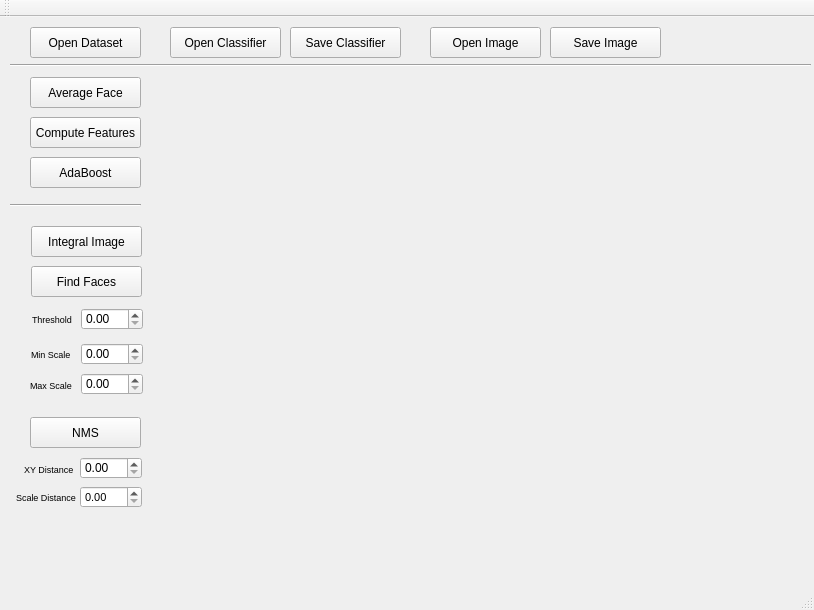
The window that hw4/src/mainwindow.ui (eschwabe/computer-vision) describes before a commit, drawn with Qt 5.
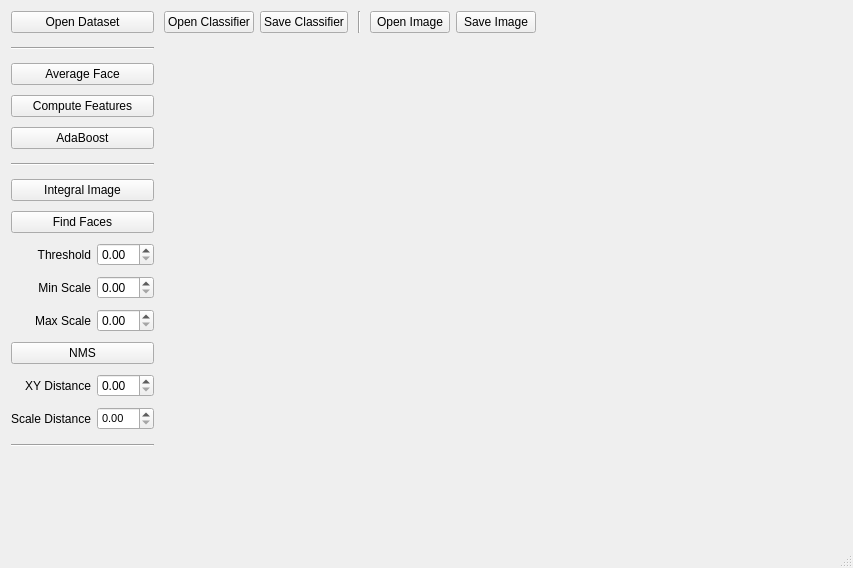
The same window after the commit.

What changed in the file:
```diff
--- a/hw4/src/mainwindow.ui
+++ b/hw4/src/mainwindow.ui
@@ -6,496 +6,461 @@
    <rect>
     <x>0</x>
     <y>0</y>
-    <width>814</width>
-    <height>610</height>
+    <width>853</width>
+    <height>568</height>
    </rect>
   </property>
   <property name="windowTitle">
    <string>MainWindow</string>
   </property>
   <widget class="QWidget" name="centralWidget">
-   <widget class="QPushButton" name="computeFeaturesButton">
-    <property name="geometry">
-     <rect>
-      <x>30</x>
-      <y>100</y>
-      <width>111</width>
-      <height>31</height>
-     </rect>
+   <layout class="QHBoxLayout" name="horizontalLayout_2">
+    <property name="spacing">
+     <number>10</number>
     </property>
-    <property name="text">
-     <string>Compute Features</string>
-    </property>
-   </widget>
-   <widget class="QPushButton" name="adaboostButton">
-    <property name="geometry">
-     <rect>
-      <x>30</x>
-      <y>140</y>
-      <width>111</width>
-      <height>31</height>
-     </rect>
-    </property>
-    <property name="text">
-     <string>AdaBoost</string>
-    </property>
-   </widget>
-   <widget class="QPushButton" name="openDatasetButton">
-    <property name="geometry">
-     <rect>
-      <x>30</x>
-      <y>10</y>
-      <width>111</width>
-      <height>31</height>
-     </rect>
-    </property>
-    <property name="palette">
-     <palette>
-      <active>
-       <colorrole role="WindowText">
-        <brush brushstyle="SolidPattern">
-         <color alpha="255">
-          <red>0</red>
-          <green>0</green>
-          <blue>0</blue>
-         </color>
-        </brush>
-       </colorrole>
-       <colorrole role="Text">
-        <brush brushstyle="SolidPattern">
-         <color alpha="255">
-          <red>0</red>
-          <green>0</green>
-          <blue>0</blue>
-         </color>
-        </brush>
-       </colorrole>
-       <colorrole role="ButtonText">
-        <brush brushstyle="SolidPattern">
-         <color alpha="255">
-          <red>0</red>
-          <green>0</green>
-          <blue>0</blue>
-         </color>
-        </brush>
-       </colorrole>
-      </active>
-      <inactive>
-       <colorrole role="WindowText">
-        <brush brushstyle="SolidPattern">
-         <color alpha="255">
-          <red>0</red>
-          <green>0</green>
-          <blue>0</blue>
-         </color>
-        </brush>
-       </colorrole>
-       <colorrole role="Text">
-        <brush brushstyle="SolidPattern">
-         <color alpha="255">
-          <red>0</red>
-          <green>0</green>
-          <blue>0</blue>
-         </color>
-        </brush>
-       </colorrole>
-       <colorrole role="ButtonText">
-        <brush brushstyle="SolidPattern">
-         <color alpha="255">
-          <red>0</red>
-          <green>0</green>
-          <blue>0</blue>
-         </color>
-        </brush>
-       </colorrole>
-      </inactive>
-      <disabled>
-       <colorrole role="WindowText">
-        <brush brushstyle="SolidPattern">
-         <color alpha="255">
-          <red>0</red>
-          <green>170</green>
-          <blue>0</blue>
-         </color>
-        </brush>
-       </colorrole>
-       <colorrole role="Text">
-        <brush brushstyle="SolidPattern">
-         <color alpha="255">
-          <red>0</red>
-          <green>170</green>
-          <blue>0</blue>
-         </color>
-        </brush>
-       </colorrole>
-       <colorrole role="ButtonText">
-        <brush brushstyle="SolidPattern">
-         <color alpha="255">
-          <red>0</red>
-          <green>170</green>
-          <blue>0</blue>
-         </color>
-        </brush>
-       </colorrole>
-      </disabled>
-     </palette>
-    </property>
-    <property name="text">
-     <string>Open Dataset</string>
-    </property>
-   </widget>
-   <widget class="QPushButton" name="saveClassifierButton">
-    <property name="geometry">
-     <rect>
-      <x>290</x>
-      <y>10</y>
-      <width>111</width>
-      <height>31</height>
-     </rect>
-    </property>
-    <property name="text">
-     <string>Save Classifier</string>
-    </property>
-   </widget>
-   <widget class="QPushButton" name="openClassifierButton">
-    <property name="geometry">
-     <rect>
-      <x>170</x>
-      <y>10</y>
-      <width>111</width>
-      <height>31</height>
-     </rect>
-    </property>
-    <property name="text">
-     <string>Open Classifier</string>
-    </property>
-   </widget>
-   <widget class="QPushButton" name="openImageButton">
-    <property name="geometry">
-     <rect>
-      <x>430</x>
-      <y>10</y>
-      <width>111</width>
-      <height>31</height>
-     </rect>
-    </property>
-    <property name="text">
-     <string>Open Image</string>
-    </property>
-   </widget>
-   <widget class="QLabel" name="displayLabel">
-    <property name="geometry">
-     <rect>
-      <x>150</x>
-      <y>60</y>
-      <width>651</width>
-      <height>491</height>
-     </rect>
-    </property>
-    <property name="palette">
-     <palette>
-      <active>
-       <colorrole role="WindowText">
-        <brush brushstyle="SolidPattern">
-         <color alpha="255">
-          <red>0</red>
-          <green>0</green>
-          <blue>0</blue>
-         </color>
-        </brush>
-       </colorrole>
-       <colorrole role="ButtonText">
-        <brush brushstyle="SolidPattern">
-         <color alpha="255">
-          <red>0</red>
-          <green>85</green>
-          <blue>0</blue>
-         </color>
-        </brush>
-       </colorrole>
-      </active>
-      <inactive>
-       <colorrole role="WindowText">
-        <brush brushstyle="SolidPattern">
-         <color alpha="255">
-          <red>0</red>
-          <green>0</green>
-          <blue>0</blue>
-         </color>
-        </brush>
-       </colorrole>
-       <colorrole role="ButtonText">
-        <brush brushstyle="SolidPattern">
-         <color alpha="255">
-          <red>0</red>
-          <green>0</green>
-          <blue>0</blue>
-         </color>
-        </brush>
-       </colorrole>
-      </inactive>
-      <disabled>
-       <colorrole role="WindowText">
-        <brush brushstyle="SolidPattern">
-         <color alpha="255">
-          <red>120</red>
-          <green>120</green>
-          <blue>120</blue>
-         </color>
-        </brush>
-       </colorrole>
-       <colorrole role="ButtonText">
-        <brush brushstyle="SolidPattern">
-         <color alpha="255">
-          <red>120</red>
-          <green>120</green>
-          <blue>120</blue>
-         </color>
-        </brush>
-       </colorrole>
-      </disabled>
-     </palette>
-    </property>
-    <property name="text">
-     <string/>
-    </property>
-   </widget>
-   <widget class="QPushButton" name="integralImageButton">
-    <property name="geometry">
-     <rect>
-      <x>31</x>
-      <y>209</y>
-      <width>111</width>
-      <height>31</height>
-     </rect>
-    </property>
-    <property name="text">
-     <string>Integral Image</string>
-    </property>
-   </widget>
-   <widget class="QPushButton" name="averageFaceButton">
-    <property name="geometry">
-     <rect>
-      <x>30</x>
-      <y>60</y>
-      <width>111</width>
-      <height>31</height>
-     </rect>
-    </property>
-    <property name="text">
-     <string>Average Face</string>
-    </property>
-   </widget>
-   <widget class="QPushButton" name="findFacesButton">
-    <property name="geometry">
-     <rect>
-      <x>31</x>
-      <y>249</y>
-      <width>111</width>
-      <height>31</height>
-     </rect>
-    </property>
-    <property name="text">
-     <string>Find Faces</string>
-    </property>
-   </widget>
-   <widget class="QDoubleSpinBox" name="faceThresholdSpinBox">
-    <property name="geometry">
-     <rect>
-      <x>81</x>
-      <y>291</y>
-      <width>62</width>
-      <height>22</height>
-     </rect>
-    </property>
-   </widget>
-   <widget class="QLabel" name="label">
-    <property name="geometry">
-     <rect>
-      <x>32</x>
-      <y>296</y>
-      <width>46</width>
-      <height>13</height>
-     </rect>
-    </property>
-    <property name="font">
-     <font>
-      <pointsize>7</pointsize>
-     </font>
-    </property>
-    <property name="text">
-     <string>Threshold</string>
-    </property>
-   </widget>
-   <widget class="Line" name="line">
-    <property name="geometry">
-     <rect>
-      <x>10</x>
-      <y>180</y>
-      <width>131</width>
-      <height>16</height>
-     </rect>
-    </property>
-    <property name="orientation">
-     <enum>Qt::Horizontal</enum>
-    </property>
-   </widget>
-   <widget class="Line" name="line_2">
-    <property name="geometry">
-     <rect>
-      <x>10</x>
-      <y>40</y>
-      <width>801</width>
-      <height>16</height>
-     </rect>
-    </property>
-    <property name="orientation">
-     <enum>Qt::Horizontal</enum>
-    </property>
-   </widget>
-   <widget class="QDoubleSpinBox" name="maxScaleSpinBox">
-    <property name="geometry">
-     <rect>
-      <x>81</x>
-      <y>356</y>
-      <width>62</width>
-      <height>22</height>
-     </rect>
-    </property>
-   </widget>
-   <widget class="QDoubleSpinBox" name="minScaleSpinBox">
-    <property name="geometry">
-     <rect>
-      <x>81</x>
-      <y>326</y>
-      <width>62</width>
-      <height>22</height>
-     </rect>
-    </property>
-   </widget>
-   <widget class="QLabel" name="label_2">
-    <property name="geometry">
-     <rect>
-      <x>31</x>
-      <y>331</y>
-      <width>46</width>
-      <height>13</height>
-     </rect>
-    </property>
-    <property name="font">
-     <font>
-      <pointsize>7</pointsize>
-     </font>
-    </property>
-    <property name="text">
-     <string>Min Scale</string>
-    </property>
-   </widget>
-   <widget class="QLabel" name="label_3">
-    <property name="geometry">
-     <rect>
-      <x>30</x>
-      <y>360</y>
-      <width>51</width>
-      <height>16</height>
-     </rect>
-    </property>
-    <property name="font">
-     <font>
-      <pointsize>7</pointsize>
-     </font>
-    </property>
-    <property name="text">
-     <string>Max Scale</string>
-    </property>
-   </widget>
-   <widget class="QPushButton" name="NMSButton">
-    <property name="geometry">
-     <rect>
-      <x>30</x>
-      <y>400</y>
-      <width>111</width>
-      <height>31</height>
-     </rect>
-    </property>
-    <property name="text">
-     <string>NMS</string>
-    </property>
-   </widget>
-   <widget class="QPushButton" name="saveImageButton">
-    <property name="geometry">
-     <rect>
-      <x>550</x>
-      <y>10</y>
-      <width>111</width>
-      <height>31</height>
-     </rect>
-    </property>
-    <property name="text">
-     <string>Save Image</string>
-    </property>
-   </widget>
-   <widget class="QLabel" name="label_4">
-    <property name="geometry">
-     <rect>
-      <x>24</x>
-      <y>442</y>
-      <width>51</width>
-      <height>20</height>
-     </rect>
-    </property>
-    <property name="font">
-     <font>
-      <pointsize>7</pointsize>
-     </font>
-    </property>
-    <property name="text">
-     <string>XY Distance</string>
-    </property>
-   </widget>
-   <widget class="QDoubleSpinBox" name="xyNMSSpinBox">
-    <property name="geometry">
-     <rect>
-      <x>80</x>
-      <y>440</y>
-      <width>62</width>
-      <height>22</height>
-     </rect>
-    </property>
-   </widget>
-   <widget class="QDoubleSpinBox" name="scaleNMSSpinBox">
-    <property name="geometry">
-     <rect>
-      <x>80</x>
-      <y>469</y>
-      <width>62</width>
-      <height>22</height>
-     </rect>
-    </property>
-    <property name="font">
-     <font>
-      <pointsize>8</pointsize>
-     </font>
-    </property>
-   </widget>
-   <widget class="QLabel" name="label_5">
-    <property name="geometry">
-     <rect>
-      <x>16</x>
-      <y>470</y>
-      <width>60</width>
-      <height>20</height>
-     </rect>
-    </property>
-    <property name="font">
-     <font>
-      <pointsize>7</pointsize>
-     </font>
-    </property>
-    <property name="text">
-     <string>Scale Distance</string>
-    </property>
-   </widget>
+    <item>
+     <layout class="QGridLayout" name="gridLayout">
+      <property name="verticalSpacing">
+       <number>10</number>
+      </property>
+      <item row="2" column="0" colspan="2">
+       <widget class="QPushButton" name="averageFaceButton">
+        <property name="text">
+         <string>Average Face</string>
+        </property>
+       </widget>
+      </item>
+      <item row="3" column="0" colspan="2">
+       <widget class="QPushButton" name="computeFeaturesButton">
+        <property name="text">
+         <string>Compute Features</string>
+        </property>
+       </widget>
+      </item>
+      <item row="4" column="0" colspan="2">
+       <widget class="QPushButton" name="adaboostButton">
+        <property name="text">
+         <string>AdaBoost</string>
+        </property>
+       </widget>
+      </item>
+      <item row="5" column="0" colspan="2">
+       <widget class="Line" name="line">
+        <property name="minimumSize">
+         <size>
+          <width>0</width>
+          <height>10</height>
+         </size>
+        </property>
+        <property name="orientation">
+         <enum>Qt::Horizontal</enum>
+        </property>
+       </widget>
+      </item>
+      <item row="6" column="0" colspan="2">
+       <widget class="QPushButton" name="integralImageButton">
+        <property name="text">
+         <string>Integral Image</string>
+        </property>
+       </widget>
+      </item>
+      <item row="7" column="0" colspan="2">
+       <widget class="QPushButton" name="findFacesButton">
+        <property name="text">
+         <string>Find Faces</string>
+        </property>
+       </widget>
+      </item>
+      <item row="8" column="1">
+       <widget class="QDoubleSpinBox" name="faceThresholdSpinBox"/>
+      </item>
+      <item row="8" column="0">
+       <widget class="QLabel" name="label">
+        <property name="text">
+         <string>Threshold</string>
+        </property>
+        <property name="alignment">
+         <set>Qt::AlignRight|Qt::AlignTrailing|Qt::AlignVCenter</set>
+        </property>
+       </widget>
+      </item>
+      <item row="9" column="1">
+       <widget class="QDoubleSpinBox" name="minScaleSpinBox"/>
+      </item>
+      <item row="9" column="0">
+       <widget class="QLabel" name="label_2">
+        <property name="text">
+         <string>Min Scale</string>
+        </property>
+        <property name="alignment">
+         <set>Qt::AlignRight|Qt::AlignTrailing|Qt::AlignVCenter</set>
+        </property>
+       </widget>
+      </item>
+      <item row="10" column="1">
+       <widget class="QDoubleSpinBox" name="maxScaleSpinBox"/>
+      </item>
+      <item row="10" column="0">
+       <widget class="QLabel" name="label_3">
+        <property name="text">
+         <string>Max Scale</string>
+        </property>
+        <property name="alignment">
+         <set>Qt::AlignRight|Qt::AlignTrailing|Qt::AlignVCenter</set>
+        </property>
+       </widget>
+      </item>
+      <item row="11" column="0" colspan="2">
+       <widget class="QPushButton" name="NMSButton">
+        <property name="text">
+         <string>NMS</string>
+        </property>
+       </widget>
+      </item>
+      <item row="12" column="0">
+       <widget class="QLabel" name="label_4">
+        <property name="text">
+         <string>XY Distance</string>
+        </property>
+        <property name="alignment">
+         <set>Qt::AlignRight|Qt::AlignTrailing|Qt::AlignVCenter</set>
+        </property>
+       </widget>
+      </item>
+      <item row="12" column="1">
+       <widget class="QDoubleSpinBox" name="xyNMSSpinBox"/>
+      </item>
+      <item row="13" column="1">
+       <widget class="QDoubleSpinBox" name="scaleNMSSpinBox">
+        <property name="font">
+         <font>
+          <pointsize>8</pointsize>
+         </font>
+        </property>
+       </widget>
+      </item>
+      <item row="13" column="0">
+       <widget class="QLabel" name="label_5">
+        <property name="text">
+         <string>Scale Distance</string>
+        </property>
+        <property name="alignment">
+         <set>Qt::AlignRight|Qt::AlignTrailing|Qt::AlignVCenter</set>
+        </property>
+       </widget>
+      </item>
+      <item row="1" column="0" colspan="2">
+       <widget class="Line" name="line_2">
+        <property name="minimumSize">
+         <size>
+          <width>0</width>
+          <height>10</height>
+         </size>
+        </property>
+        <property name="orientation">
+         <enum>Qt::Horizontal</enum>
+        </property>
+       </widget>
+      </item>
+      <item row="0" column="0" colspan="2">
+       <widget class="QPushButton" name="openDatasetButton">
+        <property name="sizePolicy">
+         <sizepolicy hsizetype="Minimum" vsizetype="Fixed">
+          <horstretch>0</horstretch>
+          <verstretch>0</verstretch>
+         </sizepolicy>
+        </property>
+        <property name="palette">
+         <palette>
+          <active>
+           <colorrole role="WindowText">
+            <brush brushstyle="SolidPattern">
+             <color alpha="255">
+              <red>0</red>
+              <green>0</green>
+              <blue>0</blue>
+             </color>
+            </brush>
+           </colorrole>
+           <colorrole role="Text">
+            <brush brushstyle="SolidPattern">
+             <color alpha="255">
+              <red>0</red>
+              <green>0</green>
+              <blue>0</blue>
+             </color>
+            </brush>
+           </colorrole>
+           <colorrole role="ButtonText">
+            <brush brushstyle="SolidPattern">
+             <color alpha="255">
+              <red>0</red>
+              <green>0</green>
+              <blue>0</blue>
+             </color>
+            </brush>
+           </colorrole>
+          </active>
+          <inactive>
+           <colorrole role="WindowText">
+            <brush brushstyle="SolidPattern">
+             <color alpha="255">
+              <red>0</red>
+              <green>0</green>
+              <blue>0</blue>
+             </color>
+            </brush>
+           </colorrole>
+           <colorrole role="Text">
+            <brush brushstyle="SolidPattern">
+             <color alpha="255">
+              <red>0</red>
+              <green>0</green>
+              <blue>0</blue>
+             </color>
+            </brush>
+           </colorrole>
+           <colorrole role="ButtonText">
+            <brush brushstyle="SolidPattern">
+             <color alpha="255">
+              <red>0</red>
+              <green>0</green>
+              <blue>0</blue>
+             </color>
+            </brush>
+           </colorrole>
+          </inactive>
+          <disabled>
+           <colorrole role="WindowText">
+            <brush brushstyle="SolidPattern">
+             <color alpha="255">
+              <red>0</red>
+              <green>170</green>
+              <blue>0</blue>
+             </color>
+            </brush>
+           </colorrole>
+           <colorrole role="Text">
+            <brush brushstyle="SolidPattern">
+             <color alpha="255">
+              <red>0</red>
+              <green>170</green>
+              <blue>0</blue>
+             </color>
+            </brush>
+           </colorrole>
+           <colorrole role="ButtonText">
+            <brush brushstyle="SolidPattern">
+             <color alpha="255">
+              <red>0</red>
+              <green>170</green>
+              <blue>0</blue>
+             </color>
+            </brush>
+           </colorrole>
+          </disabled>
+         </palette>
+        </property>
+        <property name="text">
+         <string>Open Dataset</string>
+        </property>
+       </widget>
+      </item>
+      <item row="15" column="0" colspan="2">
+       <spacer name="verticalSpacer">
+        <property name="orientation">
+         <enum>Qt::Vertical</enum>
+        </property>
+        <property name="sizeHint" stdset="0">
+         <size>
+          <width>20</width>
+          <height>40</height>
+         </size>
+        </property>
+       </spacer>
+      </item>
+      <item row="14" column="0" colspan="2">
+       <widget class="Line" name="line_4">
+        <property name="minimumSize">
+         <size>
+          <width>0</width>
+          <height>10</height>
+         </size>
+        </property>
+        <property name="orientation">
+         <enum>Qt::Horizontal</enum>
+        </property>
+       </widget>
+      </item>
+     </layout>
+    </item>
+    <item>
+     <layout class="QVBoxLayout" name="verticalLayout">
+      <item>
+       <layout class="QHBoxLayout" name="horizontalLayout">
+        <property name="bottomMargin">
+         <number>10</number>
+        </property>
+        <item>
+         <widget class="QPushButton" name="openClassifierButton">
+          <property name="sizePolicy">
+           <sizepolicy hsizetype="Minimum" vsizetype="Preferred">
+            <horstretch>0</horstretch>
+            <verstretch>0</verstretch>
+           </sizepolicy>
+          </property>
+          <property name="text">
+           <string>Open Classifier</string>
+          </property>
+         </widget>
+        </item>
+        <item>
+         <widget class="QPushButton" name="saveClassifierButton">
+          <property name="sizePolicy">
+           <sizepolicy hsizetype="Minimum" vsizetype="Preferred">
+            <horstretch>0</horstretch>
+            <verstretch>0</verstretch>
+           </sizepolicy>
+          </property>
+          <property name="text">
+           <string>Save Classifier</string>
+          </property>
+         </widget>
+        </item>
+        <item>
+         <widget class="Line" name="line_3">
+          <property name="minimumSize">
+           <size>
+            <width>10</width>
+            <height>0</height>
+           </size>
+          </property>
+          <property name="orientation">
+           <enum>Qt::Vertical</enum>
+          </property>
+         </widget>
+        </item>
+        <item>
+         <widget class="QPushButton" name="openImageButton">
+          <property name="sizePolicy">
+           <sizepolicy hsizetype="Minimum" vsizetype="Preferred">
+            <horstretch>0</horstretch>
+            <verstretch>0</verstretch>
+           </sizepolicy>
+          </property>
+          <property name="text">
+           <string>Open Image</string>
+          </property>
+         </widget>
+        </item>
+        <item>
+         <widget class="QPushButton" name="saveImageButton">
+          <property name="sizePolicy">
+           <sizepolicy hsizetype="Minimum" vsizetype="Preferred">
+            <horstretch>0</horstretch>
+            <verstretch>0</verstretch>
+           </sizepolicy>
+          </property>
+          <property name="text">
+           <string>Save Image</string>
+          </property>
+         </widget>
+        </item>
+        <item>
+         <spacer name="horizontalSpacer">
+          <property name="orientation">
+           <enum>Qt::Horizontal</enum>
+          </property>
+          <property name="sizeHint" stdset="0">
+           <size>
+            <width>40</width>
+            <height>20</height>
+           </size>
+          </property>
+         </spacer>
+        </item>
+       </layout>
+      </item>
+      <item>
+       <widget class="QLabel" name="displayLabel">
+        <property name="sizePolicy">
+         <sizepolicy hsizetype="Preferred" vsizetype="Expanding">
+          <horstretch>0</horstretch>
+          <verstretch>0</verstretch>
+         </sizepolicy>
+        </property>
+        <property name="palette">
+         <palette>
+          <active>
+           <colorrole role="WindowText">
+            <brush brushstyle="SolidPattern">
+             <color alpha="255">
+              <red>0</red>
+              <green>0</green>
+              <blue>0</blue>
+             </color>
+            </brush>
+           </colorrole>
+           <colorrole role="ButtonText">
+            <brush brushstyle="SolidPattern">
+             <color alpha="255">
+              <red>0</red>
+              <green>85</green>
+              <blue>0</blue>
+             </color>
+            </brush>
+           </colorrole>
+          </active>
+          <inactive>
+           <colorrole role="WindowText">
+            <brush brushstyle="SolidPattern">
+             <color alpha="255">
+              <red>0</red>
+              <green>0</green>
+              <blue>0</blue>
+             </color>
+            </brush>
+           </colorrole>
+           <colorrole role="ButtonText">
+            <brush brushstyle="SolidPattern">
+             <color alpha="255">
+              <red>0</red>
+              <green>0</green>
+              <blue>0</blue>
+             </color>
+            </brush>
+           </colorrole>
+          </inactive>
+          <disabled>
+           <colorrole role="WindowText">
+            <brush brushstyle="SolidPattern">
+             <color alpha="255">
+              <red>120</red>
+              <green>120</green>
+              <blue>120</blue>
+             </color>
+            </brush>
+           </colorrole>
+           <colorrole role="ButtonText">
+            <brush brushstyle="SolidPattern">
+             <color alpha="255">
+              <red>120</red>
+              <green>120</green>
+              <blue>120</blue>
+             </color>
+            </brush>
+           </colorrole>
+          </disabled>
+         </palette>
+        </property>
+        <property name="text">
+         <string/>
+        </property>
+       </widget>
+      </item>
+     </layout>
+    </item>
+   </layout>
   </widget>
   <widget class="QMenuBar" name="menuBar">
    <property name="geometry">
@@ -507,14 +472,6 @@
     </rect>
    </property>
   </widget>
-  <widget class="QToolBar" name="mainToolBar">
-   <attribute name="toolBarArea">
-    <enum>TopToolBarArea</enum>
-   </attribute>
-   <attribute name="toolBarBreak">
-    <bool>false</bool>
-   </attribute>
-  </widget>
   <widget class="QStatusBar" name="statusBar"/>
  </widget>
  <layoutdefault spacing="6" margin="11"/>
```
Left out of the diff: 2 changed lines with no effect on the pictures.
